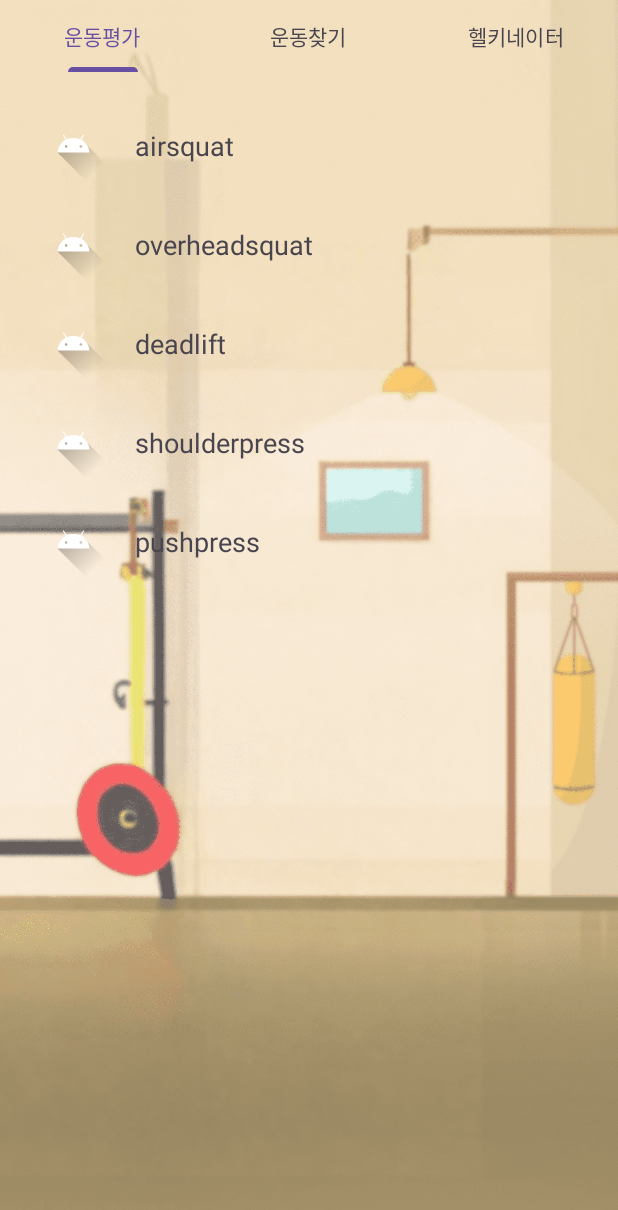
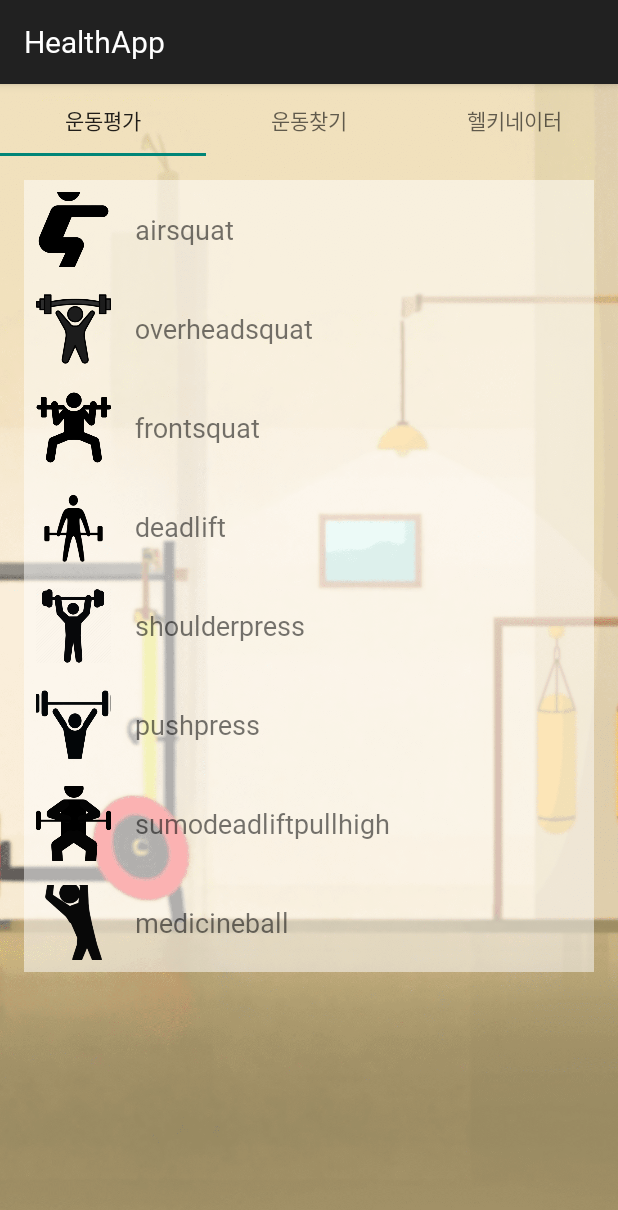
Before and after one commit to joseph1723/Madcamp4, an Android app: the screen it shows after launch (MainActivity), on a phone screen of 412 x 824 dp. Shown: the top 1210 px of the screen. Run offline under Robolectric (Android 15) with nearby library versions, the light colour scheme and no system bars; pictures from the network do not load.

```diff
--- a/app/src/main/java/com/example/healthapp/activity/Fragment1.kt
+++ b/app/src/main/java/com/example/healthapp/activity/Fragment1.kt
@@ -30,12 +30,14 @@ class Fragment1 : Fragment(), OnItemClickListener {
     }
     private fun getItemList(): List<Tab1Item>{
         return listOf(
-            Tab1Item(R.drawable.ic_launcher_foreground, "airsquat"),
-            Tab1Item(R.drawable.ic_launcher_foreground, "overheadsquat"),
-            Tab1Item(R.drawable.ic_launcher_foreground, "deadlift"),
-            Tab1Item(R.drawable.ic_launcher_foreground, "shoulderpress"),
-            Tab1Item(R.drawable.ic_launcher_foreground, "pushpress"),
-
+            Tab1Item(R.drawable.airsquaticon, "airsquat"),
+            Tab1Item(R.drawable.overheadsquaticon, "overheadsquat"),
+            Tab1Item(R.drawable.frontsquaticon, "frontsquat"),
+            Tab1Item(R.drawable.deadlifticon, "deadlift"),
+            Tab1Item(R.drawable.shoulderpressicon, "shoulderpress"),
+            Tab1Item(R.drawable.pushpressicon, "pushpress"),
+            Tab1Item(R.drawable.sumodeadliftpullhighicon, "sumodeadliftpullhigh"),
+            Tab1Item(R.drawable.medicineballicon, "medicineball"),
             )
     }
 
--- a/app/src/main/res/layout/activity_main.xml
+++ b/app/src/main/res/layout/activity_main.xml
@@ -21,17 +21,20 @@
         <com.google.android.material.tabs.TabItem
             android:layout_width="wrap_content"
             android:layout_height="wrap_content"
-            android:text="운동평가" />
+            android:text="운동평가"
+            android:fontFamily="@font/hakgyo_batang_b"/>
 
         <com.google.android.material.tabs.TabItem
             android:layout_width="wrap_content"
             android:layout_height="wrap_content"
-            android:text="운동찾기" />
+            android:text="운동찾기"
+            android:fontFamily="@font/hakgyo_batang_b" />
 
         <com.google.android.material.tabs.TabItem
             android:layout_width="wrap_content"
             android:layout_height="wrap_content"
-            android:text="헬키네이터" />
+            android:text="헬키네이터"
+            android:fontFamily="@font/hakgyo_batang_b" />
     </com.google.android.material.tabs.TabLayout>
 
     <androidx.viewpager2.widget.ViewPager2
--- a/app/src/main/res/layout/tab1_item.xml
+++ b/app/src/main/res/layout/tab1_item.xml
@@ -3,7 +3,8 @@
     android:orientation="horizontal"
     android:layout_width="match_parent"
     android:layout_height="wrap_content"
-    android:padding="8dp">
+    android:padding="8dp"
+    android:background="#80FFFFFF">
 
     <ImageView
         android:id="@+id/itemImage"
--- /dev/null
+++ b/app/src/main/res/values/styles.xml
@@ -0,0 +1,7 @@
+<?xml version="1.0" encoding="utf-8"?>
+<resources>
+    <style name="Theme.HealthApp" parent="Theme.AppCompat.Light.DarkActionBar">
+        <!-- Customize your theme here. -->
+        <item name="android:fontFamily">@font/personfirst</item>
+    </style>
+</resources>
--- a/app/src/main/res/values/themes.xml
+++ b/app/src/main/res/values/themes.xml
@@ -5,5 +5,5 @@
         <!-- <item name="colorPrimary">@color/my_light_primary</item> -->
     </style>
 
-    <style name="Theme.HealthApp" parent="Base.Theme.HealthApp" />
+<!--    <style name="Theme.HealthApp" parent="Base.Theme.HealthApp" />-->
 </resources>
```
Also changed, not shown: app/src/main/java/com/example/healthapp/activity/SubmitActivity.kt (+23 -10 lines), app/src/main/res/font/basefont.xml (added, +7 -0 lines), app/src/main/res/layout/activity_submit.xml (+24 -23 lines), app/src/main/res/values/font_style.xml (added, +8 -0 lines), app/src/main/res/drawable/airsquaticon.png (added), app/src/main/res/drawable/deadlifticon.png (added), app/src/main/res/drawable/frontsquaticon.png (added), app/src/main/res/drawable/medicineballicon.png (added), app/src/main/res/drawable/overheadsquaticon.png (added), app/src/main/res/drawable/pushpressicon.png (added), app/src/main/res/drawable/shoulderpressicon.png (added), app/src/main/res/drawable/sumodeadliftpullhighicon.png (added), 2 other files.
